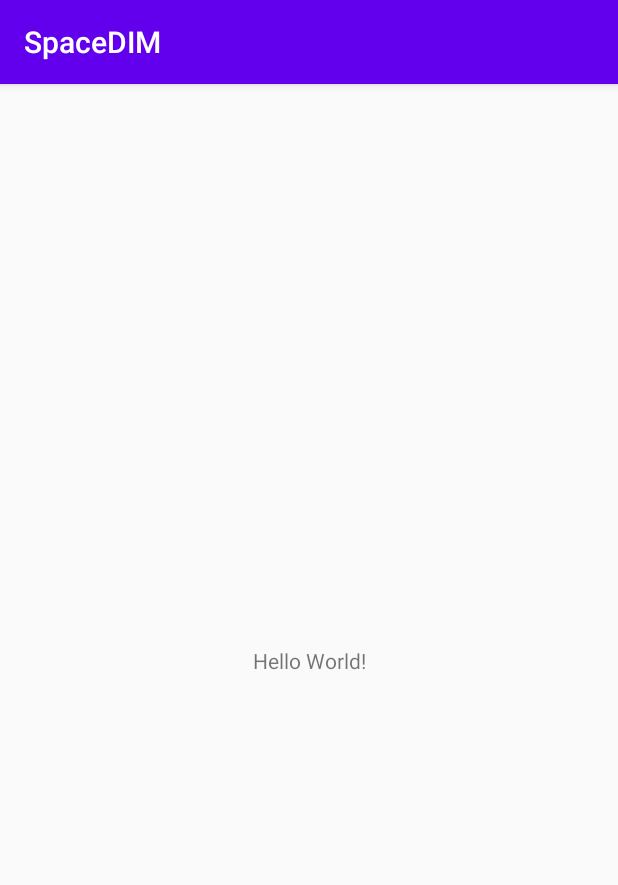
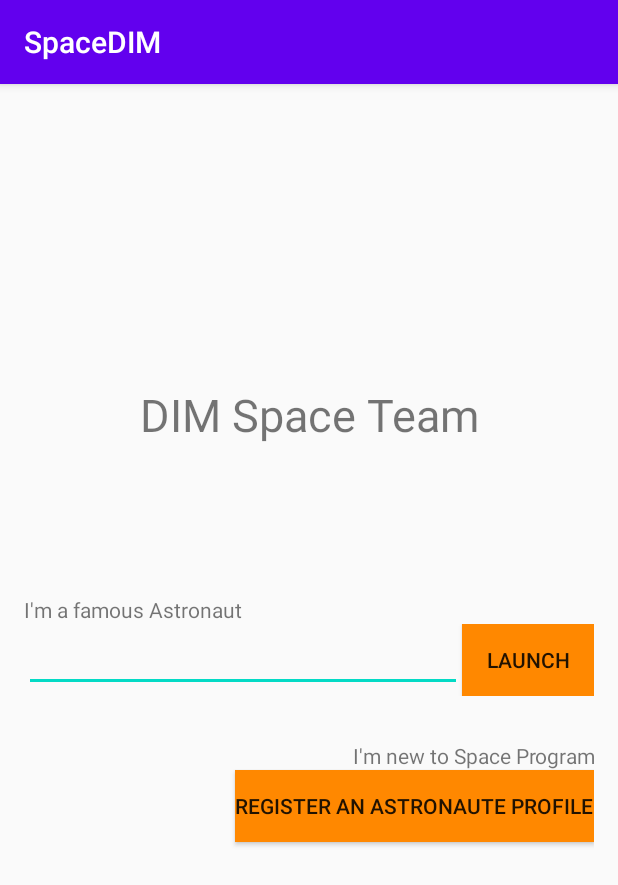
Before and after one commit to TaviotBaptiste/SpaceDIM, an Android app: the screen it shows after launch (MainActivity), on a phone screen of 412 x 824 dp. Shown: the top 885 px of the screen. Run offline under Robolectric (Android 15) with nearby library versions, the phone set to English and light mode, and no system bars.

Commit message:
First Activity (HomePage)

```diff
--- a/app/src/main/java/com/example/spacedim/MainActivity.kt
+++ b/app/src/main/java/com/example/spacedim/MainActivity.kt
@@ -6,6 +6,6 @@ import android.os.Bundle
 class MainActivity : AppCompatActivity() {
     override fun onCreate(savedInstanceState: Bundle?) {
         super.onCreate(savedInstanceState)
-        setContentView(R.layout.activity_main)
+        setContentView(R.layout.activity_homePage)
     }
 }
--- /dev/null
+++ b/app/src/main/res/layout/activity_homePage.xml
@@ -0,0 +1,65 @@
+<LinearLayout xmlns:android="http://schemas.android.com/apk/res/android"
+    xmlns:tools="http://schemas.android.com/tools"
+    android:layout_width="match_parent"
+    android:layout_height="match_parent"
+    android:paddingLeft="16dp"
+    android:paddingRight="16dp"
+    android:orientation="vertical">
+
+
+    <TextView
+        android:id="@+id/titleHomePage"
+        android:layout_marginTop="200dp"
+        android:layout_width="match_parent"
+        android:layout_height="wrap_content"
+        android:text="@string/dim_space_team"
+        android:textSize="30dp"
+        android:gravity="center_horizontal" />
+
+    <TextView
+        android:id="@+id/textHomePage"
+        android:layout_marginTop="100dp"
+        android:layout_width="wrap_content"
+        android:layout_height="wrap_content"
+        android:text="@string/i_m_a_famous_astronaut" />
+
+    <LinearLayout
+        android:layout_width="match_parent"
+        android:layout_height="wrap_content"
+        android:orientation="horizontal">
+
+        <EditText
+            android:id="@+id/playerNameHomePage"
+            android:layout_width="0dp"
+            android:layout_height="wrap_content"
+            android:layout_weight="1"
+            android:ems="10"
+            android:inputType="textPersonName"/>
+
+        <Button
+            android:id="@+id/launchButtonHomePage"
+            android:layout_width="wrap_content"
+            android:layout_height="wrap_content"
+            android:background="@android:color/holo_orange_dark"
+            android:text="@string/launch" />
+    </LinearLayout>
+
+    <TextView
+        android:id="@+id/playerNewHomePage"
+        android:layout_marginTop="30dp"
+        android:layout_width="match_parent"
+        android:layout_height="wrap_content"
+        android:text="@string/i_m_new_to_space_program"
+        android:textAlignment="textEnd"
+        android:gravity="end" />
+
+    <Button
+        android:id="@+id/registerButtonHomePage"
+        android:layout_width="wrap_content"
+        android:layout_height="wrap_content"
+        android:background="@android:color/holo_orange_dark"
+        android:text="@string/register_an_astronaute_profile"
+        android:layout_gravity="right"
+        tools:ignore="RtlHardcoded" />
+
+</LinearLayout>
--- a/app/src/main/res/layout/activity_main.xml
+++ /dev/null
@@ -1,18 +0,0 @@
-<?xml version="1.0" encoding="utf-8"?>
-<android.support.constraint.ConstraintLayout xmlns:android="http://schemas.android.com/apk/res/android"
-    xmlns:app="http://schemas.android.com/apk/res-auto"
-    xmlns:tools="http://schemas.android.com/tools"
-    android:layout_width="match_parent"
-    android:layout_height="match_parent"
-    tools:context=".MainActivity">
-
-    <TextView
-        android:layout_width="wrap_content"
-        android:layout_height="wrap_content"
-        android:text="Hello World!"
-        app:layout_constraintBottom_toBottomOf="parent"
-        app:layout_constraintLeft_toLeftOf="parent"
-        app:layout_constraintRight_toRightOf="parent"
-        app:layout_constraintTop_toTopOf="parent" />
-
-</android.support.constraint.ConstraintLayout>
--- a/app/src/main/res/values/strings.xml
+++ b/app/src/main/res/values/strings.xml
@@ -1,3 +1,8 @@
 <resources>
     <string name="app_name">SpaceDIM</string>
+    <string name="dim_space_team">DIM Space Team</string>
+    <string name="i_m_a_famous_astronaut">I\'m a famous Astronaut</string>
+    <string name="launch">LAUNCH</string>
+    <string name="i_m_new_to_space_program">I\'m new to Space Program</string>
+    <string name="register_an_astronaute_profile">REGISTER AN ASTRONAUTE PROFILE</string>
 </resources>
```
